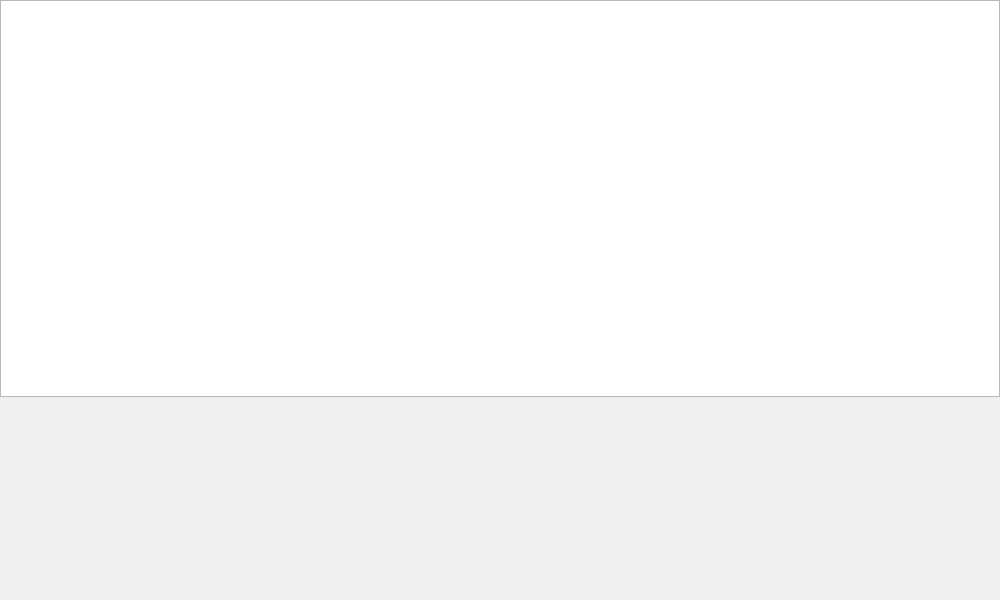
Qt form PeryiteUI/geogenvisualization.ui (svissers/peryite) before a commit.
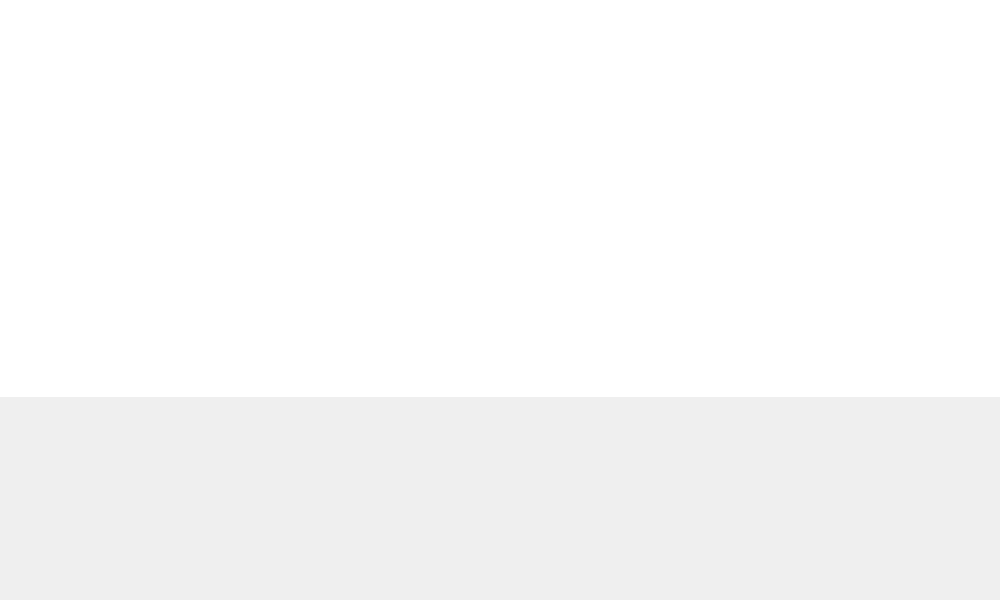
The same form after that commit.

```diff
--- a/PeryiteUI/geogenvisualization.ui
+++ b/PeryiteUI/geogenvisualization.ui
@@ -28,6 +28,15 @@
      <height>397</height>
     </rect>
    </property>
+   <property name="frameShape">
+    <enum>QFrame::NoFrame</enum>
+   </property>
+   <property name="frameShadow">
+    <enum>QFrame::Plain</enum>
+   </property>
+   <property name="lineWidth">
+    <number>0</number>
+   </property>
    <property name="verticalScrollBarPolicy">
     <enum>Qt::ScrollBarAlwaysOff</enum>
    </property>
```
Left out of the diff: 4 changed lines with no effect on the pictures.
